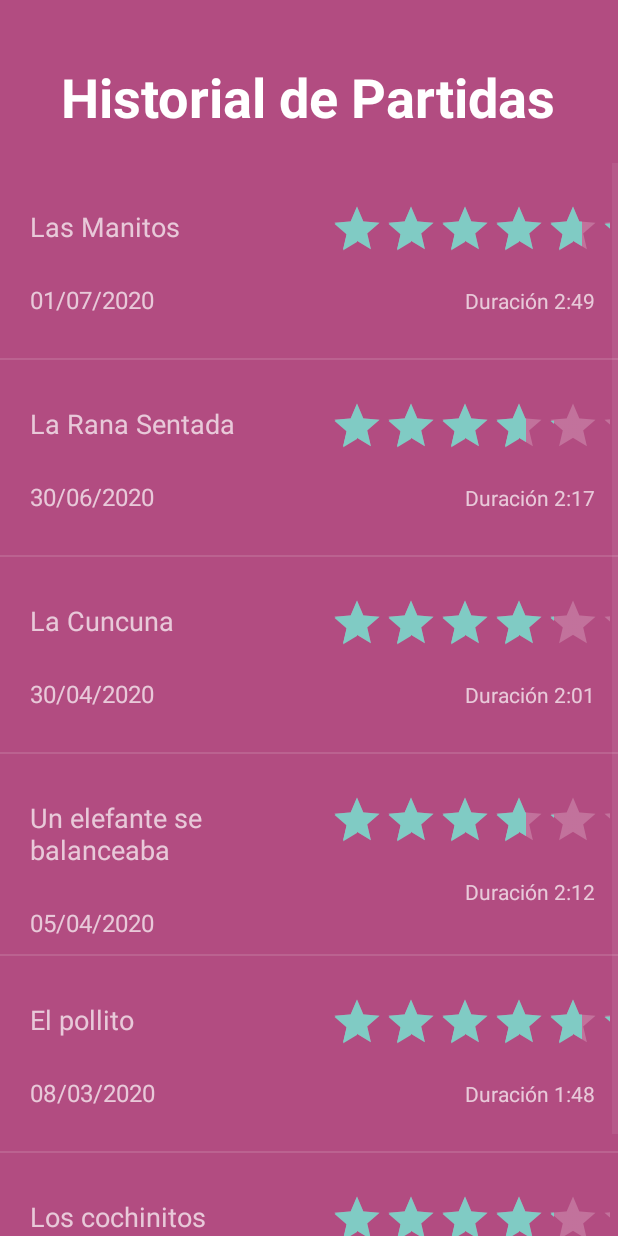
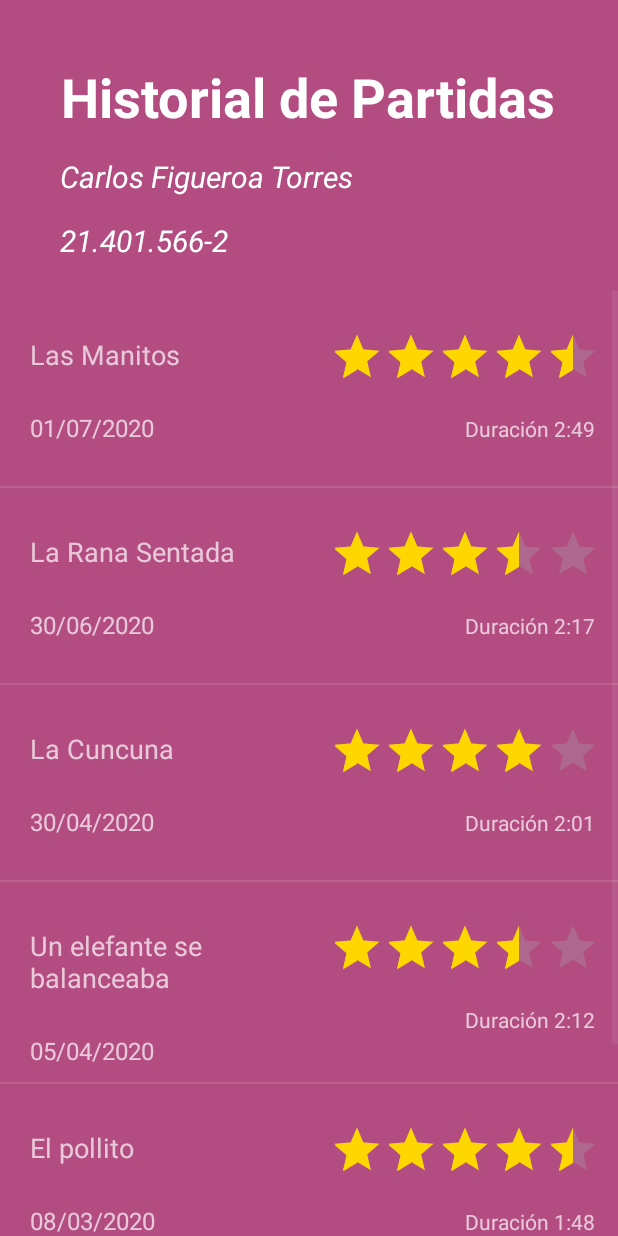
Before and after one commit to Aprendiendo-Musica-en-Colores/Musicapp-Movil, an Android app: the HistorialPartidas screen opened directly, with no data from a screen before it, on a phone screen of 412 x 824 dp. Run offline under Robolectric (Android 15) with nearby library versions, the phone set to English and light mode, and no system bars.

Commit message:
Mejoras visuales en el historial de partidas

```diff
--- a/app/src/main/res/layout-land/activity_historial_partidas.xml
+++ b/app/src/main/res/layout-land/activity_historial_partidas.xml
@@ -25,6 +25,28 @@
             android:textColor="#FFFFFF"
             android:textSize="36sp"
             android:textStyle="bold"/>
+        <TextView
+            android:id="@+id/nomPersona"
+            android:layout_width="match_parent"
+            android:layout_height="wrap_content"
+            android:layout_marginTop="15dp"
+            android:layout_marginLeft="40dp"
+            android:text="Carlos Figueroa Torres"
+            android:gravity="left"
+            android:textColor="#FFFFFF"
+            android:textSize="20sp"
+            android:textStyle="italic"/>
+        <TextView
+            android:id="@+id/rutPersona"
+            android:layout_width="match_parent"
+            android:layout_height="wrap_content"
+            android:layout_marginTop="5dp"
+            android:layout_marginLeft="40dp"
+            android:text="21.401.566-2"
+            android:gravity="left"
+            android:textColor="#FFFFFF"
+            android:textSize="20sp"
+            android:textStyle="italic"/>
 
         <ListView
         android:id="@+id/ListaPartidas"
--- a/app/src/main/res/layout-land/list_historial.xml
+++ b/app/src/main/res/layout-land/list_historial.xml
@@ -39,9 +39,10 @@
         android:id="@+id/tvDuracion"
         android:layout_width="match_parent"
         android:layout_height="wrap_content"
+        android:gravity="right"
         android:layout_marginTop="17dp"
         android:layout_marginLeft="610dp"
-        android:layout_marginRight="4dp"
+        android:layout_marginRight="20dp"
         android:text="TextView"
         app:layout_constraintEnd_toEndOf="parent"
         app:layout_constraintTop_toTopOf="@+id/guideline2" />
@@ -49,13 +50,14 @@
     <RatingBar
         android:id="@+id/ratingBarPel"
         style="@style/Widget.AppCompat.RatingBar.Indicator"
-        android:layout_width="match_parent"
+        android:layout_width="180dp"
         android:layout_height="wrap_content"
         android:layout_marginTop="10dp"
         android:layout_marginLeft="500dp"
-        android:layout_marginRight="1dp"
+        android:layout_marginRight="15dp"
+        android:theme="@style/RatingBar"
         app:layout_constraintEnd_toEndOf="parent"
-        app:layout_constraintTop_toTopOf="@+id/guideline" />
+        app:layout_constraintTop_toTopOf="@+id/guideline"/>
 
     <androidx.constraintlayout.widget.Guideline
         android:id="@+id/guideline"
--- a/app/src/main/res/layout/activity_historial_partidas.xml
+++ b/app/src/main/res/layout/activity_historial_partidas.xml
@@ -26,6 +26,29 @@
             android:textSize="36sp"
             android:textStyle="bold"/>
 
+        <TextView
+            android:id="@+id/nomPersona"
+            android:layout_width="match_parent"
+            android:layout_height="wrap_content"
+            android:layout_marginTop="15dp"
+            android:layout_marginLeft="40dp"
+            android:text="Carlos Figueroa Torres"
+            android:gravity="left"
+            android:textColor="#FFFFFF"
+            android:textSize="20sp"
+            android:textStyle="italic"/>
+        <TextView
+            android:id="@+id/rutPersona"
+            android:layout_width="match_parent"
+            android:layout_height="wrap_content"
+            android:layout_marginTop="15dp"
+            android:layout_marginLeft="40dp"
+            android:text="21.401.566-2"
+            android:gravity="left"
+            android:textColor="#FFFFFF"
+            android:textSize="20sp"
+            android:textStyle="italic"/>
+
         <ListView
         android:id="@+id/ListaPartidas"
         android:layout_width="match_parent"
--- a/app/src/main/res/layout/list_historial.xml
+++ b/app/src/main/res/layout/list_historial.xml
@@ -3,7 +3,7 @@
     xmlns:app="http://schemas.android.com/apk/res-auto"
     xmlns:tools="http://schemas.android.com/tools"
     android:layout_width="match_parent"
-    android:layout_height="match_parent"
+    android:layout_height="wrap_content"
     android:background="#b24c81">
 
     <LinearLayout
@@ -51,14 +51,14 @@
         <RatingBar
             android:id="@+id/ratingBarPel"
             style="@style/Widget.AppCompat.RatingBar.Indicator"
-            android:layout_width="match_parent"
+            android:layout_width="180dp"
             android:layout_height="wrap_content"
             android:layout_marginTop="26dp"
             android:layout_marginLeft="220dp"
-            android:layout_marginRight="5dp"
             android:layout_gravity="left"
             app:layout_constraintEnd_toEndOf="parent"
-            app:layout_constraintTop_toTopOf="@+id/guideline" />
+            app:layout_constraintTop_toTopOf="@+id/guideline"
+            android:theme="@style/RatingBar"/>
         <TextView
             android:id="@+id/tvDuracion"
             android:layout_width="match_parent"
@@ -70,7 +70,7 @@
             android:layout_gravity="left"
             android:text="TextView"
             app:layout_constraintEnd_toEndOf="parent"
-            app:layout_constraintTop_toTopOf="@+id/guideline2" />
+            app:layout_constraintTop_toTopOf="@+id/guideline2"/>
     </LinearLayout>
 
 
--- a/app/src/main/res/values/styles.xml
+++ b/app/src/main/res/values/styles.xml
@@ -9,4 +9,8 @@
     <style name="mySpinnerItemStyle" parent="@android:style/Widget.Holo.DropDownItem.Spinner">
         <item name="android:textColor">@color/TextSpinner</item>
     </style>
+    <style name="RatingBar" parent="Theme.AppCompat">
+        <item name="colorControlNormal">#A9A9A9</item>
+        <item name="colorControlActivated">#FFD700</item>
+    </style>
 </resources>
```
